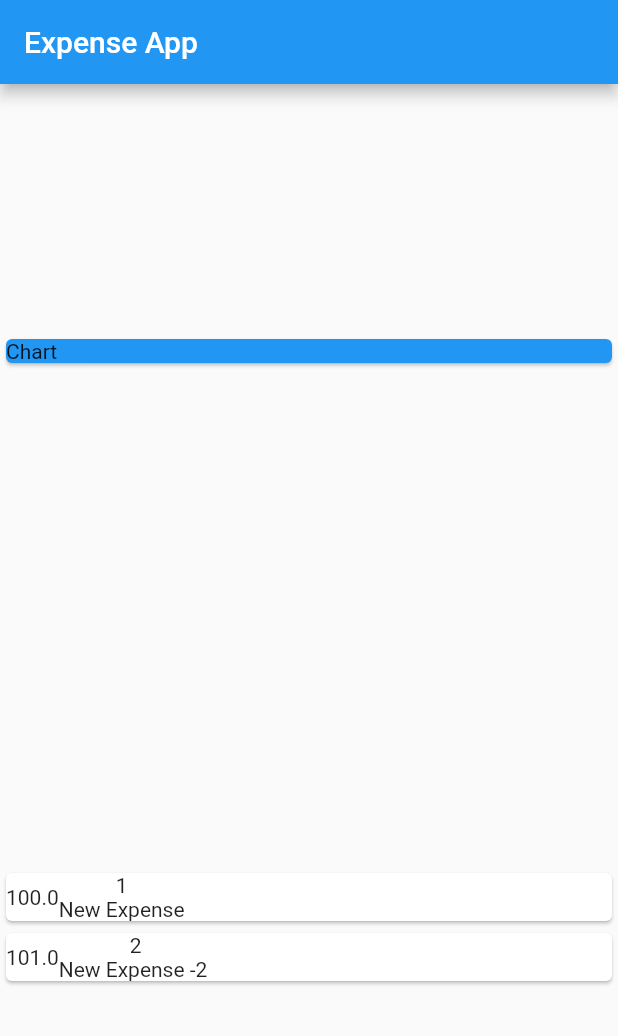
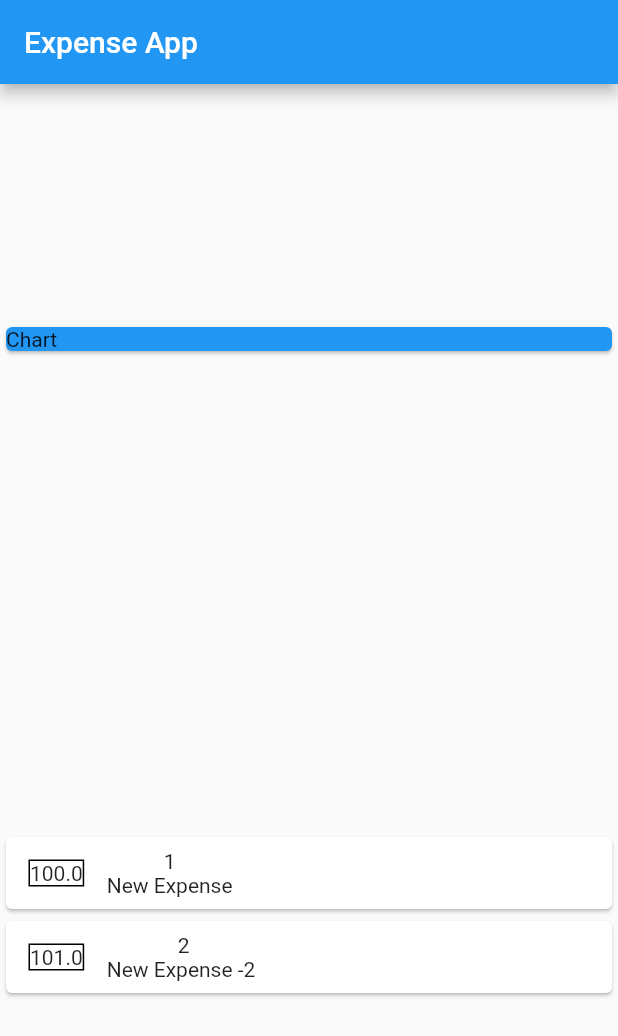
Before and after one commit to ashish1500616/expense_app, a Flutter app: the screen it shows after launch, on a phone screen of 412 x 824 dp. Shown: the top 1036 px of the screen. Run offline on Flutter 3.47's test engine with Material 2 defaults, Android fonts, the phone set to English and light mode, and no system bars.

Commit message:
Add Margin & Border

```diff
--- a/lib/main.dart
+++ b/lib/main.dart
@@ -52,7 +52,11 @@ class MyHomePage extends StatelessWidget {
                 child: Row(
                   children: <Widget>[
                     Container(
-                      child: Text(tx.amount.toString()),
+                      margin: EdgeInsets.all(15),
+                      decoration: BoxDecoration(border: Border.all()),
+                      child: Text(
+                        tx.amount.toString(),
+                      ),
                     ),
                     Column(
                       children: <Widget>[
```
